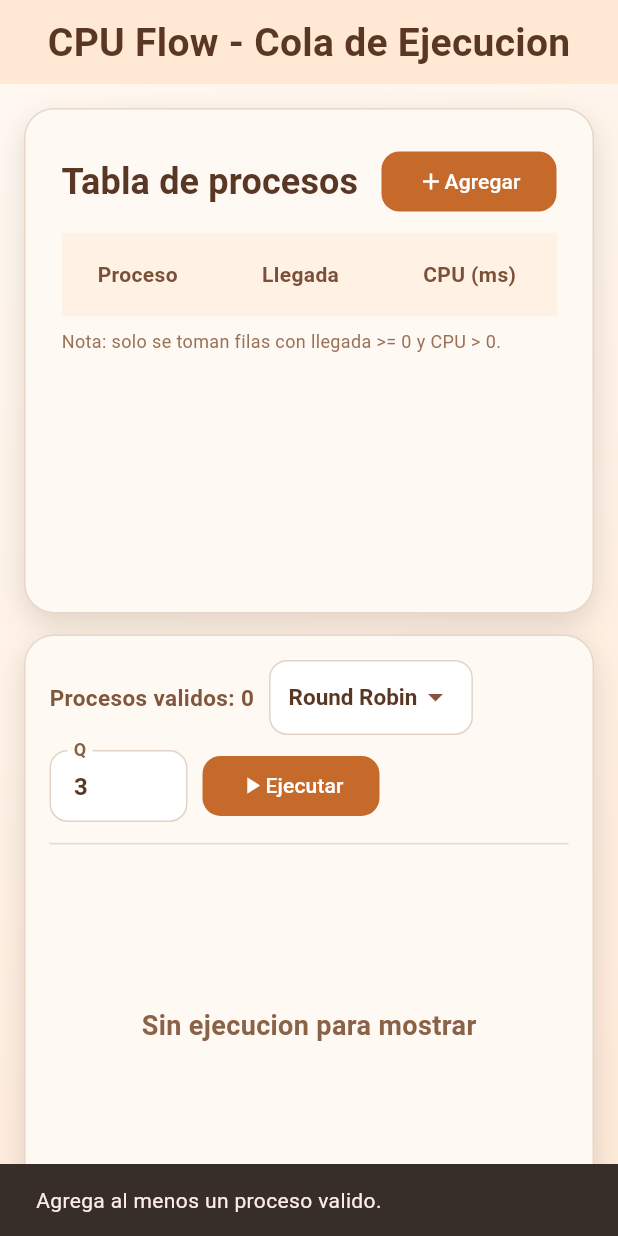
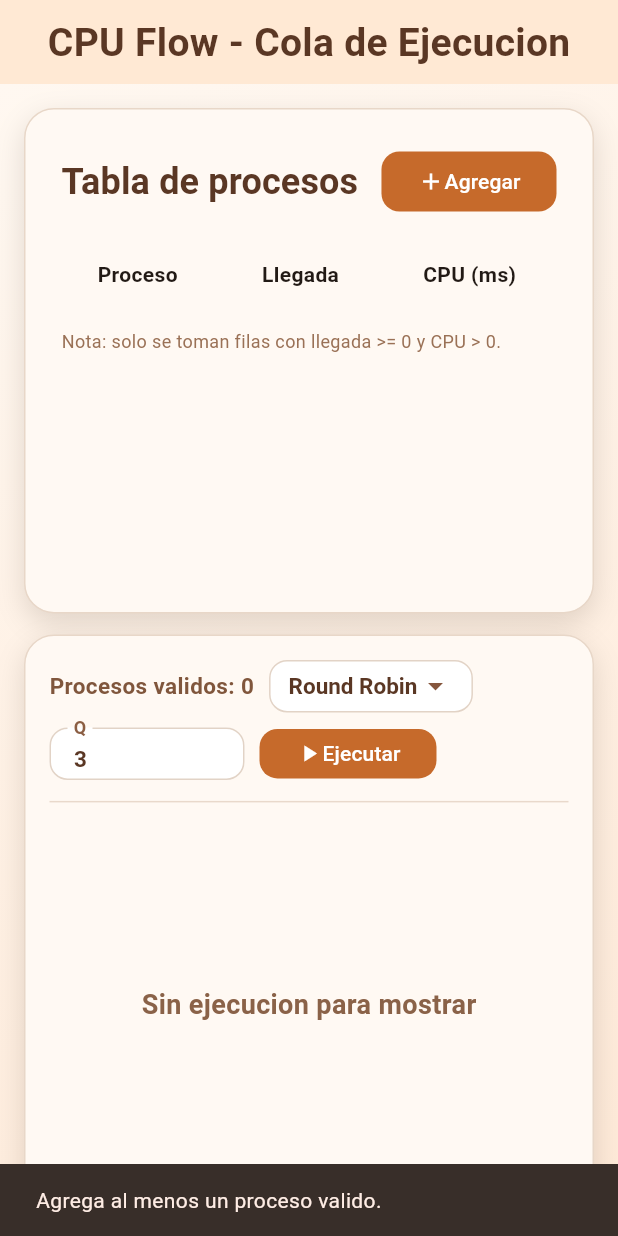
Before and after one commit to dylanroman03/cpu_flow_simulator, a Flutter app: the screen it shows after launch, after a tap on "Ejecutar", on a phone screen of 412 x 824 dp. Run offline on Flutter 3.47's test engine with Material 3 defaults, Android fonts, the phone set to English and light mode, and no system bars; Roboto replaces fonts that are missing (Avenir).

Commit message:
feat: Refactor AppTheme usage in CPU flow screen and process input table for consistent styling

```diff
--- a/lib/core/theme/app_theme.dart
+++ b/lib/core/theme/app_theme.dart
@@ -2,6 +2,8 @@ import 'package:flutter/material.dart';
 
 class AppTheme {
   const AppTheme._();
+
+  static const double roundedCornerRadius = 12.0;
 
   static const double _goldenAngle = 137.50776405003785;
 
@@ -116,7 +118,7 @@ class AppTheme {
           foregroundColor: Colors.white,
           elevation: 0,
           shape: RoundedRectangleBorder(
-            borderRadius: BorderRadius.circular(12),
+            borderRadius: BorderRadius.circular(AppTheme.roundedCornerRadius),
           ),
         ),
       ),
--- a/lib/features/cpu_flow/presentation/cpu_flow_screen.dart
+++ b/lib/features/cpu_flow/presentation/cpu_flow_screen.dart
@@ -21,6 +21,8 @@ class CpuFlowScreen extends StatefulWidget {
 }
 
 class _CpuFlowScreenState extends State<CpuFlowScreen> {
+  static const double _controlHeight = 35;
+
   List<Process> processes = <Process>[];
   List<ScheduleSlice> slices = <ScheduleSlice>[];
 
@@ -31,6 +33,52 @@ class _CpuFlowScreenState extends State<CpuFlowScreen> {
     text: '3',
   );
   _SchedulingAlgorithm _selectedAlgorithm = _SchedulingAlgorithm.roundRobin;
+
+  void _runSimulation() {
+    if (processes.isEmpty) {
+      ScaffoldMessenger.of(context).showSnackBar(
+        const SnackBar(content: Text('Agrega al menos un proceso valido.')),
+      );
+      return;
+    }
+
+    try {
+      switch (_selectedAlgorithm) {
+        case _SchedulingAlgorithm.fifo:
+          final result = _fifoUseCase.call(processes);
+          setState(() {
+            slices = result.slices;
+          });
+          break;
+        case _SchedulingAlgorithm.sjf:
+          final result = _sjfUseCase.call(processes);
+          setState(() {
+            slices = result.slices;
+          });
+          break;
+        case _SchedulingAlgorithm.roundRobin:
+          final int quantum = int.tryParse(_quantumController.text) ?? 0;
+          if (quantum <= 0) {
+            ScaffoldMessenger.of(context).showSnackBar(
+              const SnackBar(content: Text('El quantum debe ser mayor a 0.')),
+            );
+            return;
+          }
+          final result = _roundRobinUseCase.call(processes, quantum);
+          setState(() {
+            slices = result.slices;
+          });
+          break;
+      }
+    } catch (_) {
+      log("error _");
+      ScaffoldMessenger.of(context).showSnackBar(
+        const SnackBar(
+          content: Text('No se pudo ejecutar la simulacion con estos datos.'),
+        ),
+      );
+    }
+  }
 
   @override
   void dispose() {
@@ -113,7 +161,9 @@ class _CpuFlowScreenState extends State<CpuFlowScreen> {
                       _buildAlgorithmSelector(),
                       if (_selectedAlgorithm == _SchedulingAlgorithm.roundRobin)
                         _buildQuantumInput(),
-                      ElevatedButton(
+                      Container(
+                        height: _controlHeight - 2,
+                        child: ElevatedButton(
                           onPressed: _runSimulation,
                           child: Row(
                             mainAxisSize: MainAxisSize.min,
@@ -121,6 +171,7 @@ class _CpuFlowScreenState extends State<CpuFlowScreen> {
                               const Icon(Icons.play_arrow),
                               const Text('Ejecutar'),
                             ],
+                          ),
                         ),
                       ),
                     ],
@@ -164,16 +215,18 @@ class _CpuFlowScreenState extends State<CpuFlowScreen> {
   }
 
   Widget _buildAlgorithmSelector() {
-    return Container(
+    return SizedBox(
+      height: _controlHeight,
+      child: Container(
         padding: const EdgeInsets.symmetric(horizontal: 12),
         decoration: BoxDecoration(
           color: Colors.white,
-        borderRadius: BorderRadius.circular(12),
+          borderRadius: BorderRadius.circular(AppTheme.roundedCornerRadius),
           border: Border.all(color: AppTheme.selectorBorder),
         ),
         child: DropdownButton<_SchedulingAlgorithm>(
           value: _selectedAlgorithm,
-        borderRadius: BorderRadius.circular(12),
+          borderRadius: BorderRadius.circular(AppTheme.roundedCornerRadius),
           style: const TextStyle(
             color: AppTheme.textPrimary,
             fontSize: 15,
@@ -194,25 +247,32 @@ class _CpuFlowScreenState extends State<CpuFlowScreen> {
               value: _SchedulingAlgorithm.fifo,
               child: Text('FIFO'),
             ),
-          DropdownMenuItem(value: _SchedulingAlgorithm.sjf, child: Text('SJF')),
+            DropdownMenuItem(
+              value: _SchedulingAlgorithm.sjf,
+              child: Text('SJF'),
+            ),
             DropdownMenuItem(
               value: _SchedulingAlgorithm.roundRobin,
               child: Text('Round Robin'),
             ),
           ],
         ),
+      ),
     );
   }
 
   Widget _buildQuantumInput() {
     return SizedBox(
-      width: 92,
+      width: 130,
+      height: _controlHeight,
       child: TextField(
         controller: _quantumController,
         keyboardType: TextInputType.number,
         inputFormatters: [FilteringTextInputFormatter.digitsOnly],
+        textAlignVertical: TextAlignVertical.center,
         style: const TextStyle(
           color: AppTheme.textPrimary,
+          fontSize: 15,
           fontWeight: FontWeight.w700,
         ),
         decoration: InputDecoration(
@@ -225,11 +285,11 @@ class _CpuFlowScreenState extends State<CpuFlowScreen> {
             fontWeight: FontWeight.w700,
           ),
           enabledBorder: OutlineInputBorder(
-            borderRadius: BorderRadius.circular(12),
+            borderRadius: BorderRadius.circular(AppTheme.roundedCornerRadius),
             borderSide: const BorderSide(color: AppTheme.selectorBorder),
           ),
           focusedBorder: OutlineInputBorder(
-            borderRadius: BorderRadius.circular(12),
+            borderRadius: BorderRadius.circular(AppTheme.roundedCornerRadius),
             borderSide: const BorderSide(
               color: AppTheme.primaryButton,
               width: 1.5,
@@ -239,50 +299,4 @@ class _CpuFlowScreenState extends State<CpuFlowScreen> {
       ),
     );
   }
-
-  void _runSimulation() {
-    if (processes.isEmpty) {
-      ScaffoldMessenger.of(context).showSnackBar(
-        const SnackBar(content: Text('Agrega al menos un proceso valido.')),
-      );
-      return;
 }
-
-    try {
-      switch (_selectedAlgorithm) {
-        case _SchedulingAlgorithm.fifo:
-          final result = _fifoUseCase.call(processes);
-          setState(() {
-            slices = result.slices;
-          });
-          break;
-        case _SchedulingAlgorithm.sjf:
-          final result = _sjfUseCase.call(processes);
-          setState(() {
-            slices = result.slices;
-          });
-          break;
-        case _SchedulingAlgorithm.roundRobin:
-          final int quantum = int.tryParse(_quantumController.text) ?? 0;
-          if (quantum <= 0) {
-            ScaffoldMessenger.of(context).showSnackBar(
-              const SnackBar(content: Text('El quantum debe ser mayor a 0.')),
-            );
-            return;
-          }
-          final result = _roundRobinUseCase.call(processes, quantum);
-          setState(() {
-            slices = result.slices;
-          });
-          break;
-      }
-    } catch (_) {
-      log("error _");
-      ScaffoldMessenger.of(context).showSnackBar(
-        const SnackBar(
-          content: Text('No se pudo ejecutar la simulacion con estos datos.'),
-        ),
-      );
-    }
-  }
-}
--- a/lib/features/cpu_flow/presentation/widgets/process_input_table.dart
+++ b/lib/features/cpu_flow/presentation/widgets/process_input_table.dart
@@ -120,21 +120,9 @@ class _ProcessInputTableState extends State<ProcessInputTable> {
           SingleChildScrollView(
             scrollDirection: Axis.horizontal,
             child: DataTable(
-              headingTextStyle: const TextStyle(
-                color: AppTheme.textHeadingMuted,
-                fontWeight: FontWeight.w700,
-              ),
-              dataTextStyle: const TextStyle(
-                color: AppTheme.textBodyStrong,
-                fontWeight: FontWeight.w600,
-              ),
+              headingTextStyle: const TextStyle(fontWeight: FontWeight.w700),
+              dataTextStyle: const TextStyle(fontWeight: FontWeight.w600),
               dividerThickness: 0.4,
-              headingRowColor: WidgetStateProperty.all(
-                AppTheme.tableHeadingBackground,
-              ),
-              dataRowColor: WidgetStateProperty.all(
-                AppTheme.tableRowBackground,
-              ),
               columns: const [
                 DataColumn(label: Text('Proceso')),
                 DataColumn(label: Text('Llegada')),
```
Lines whose indentation alone changed are shown as unchanged.
